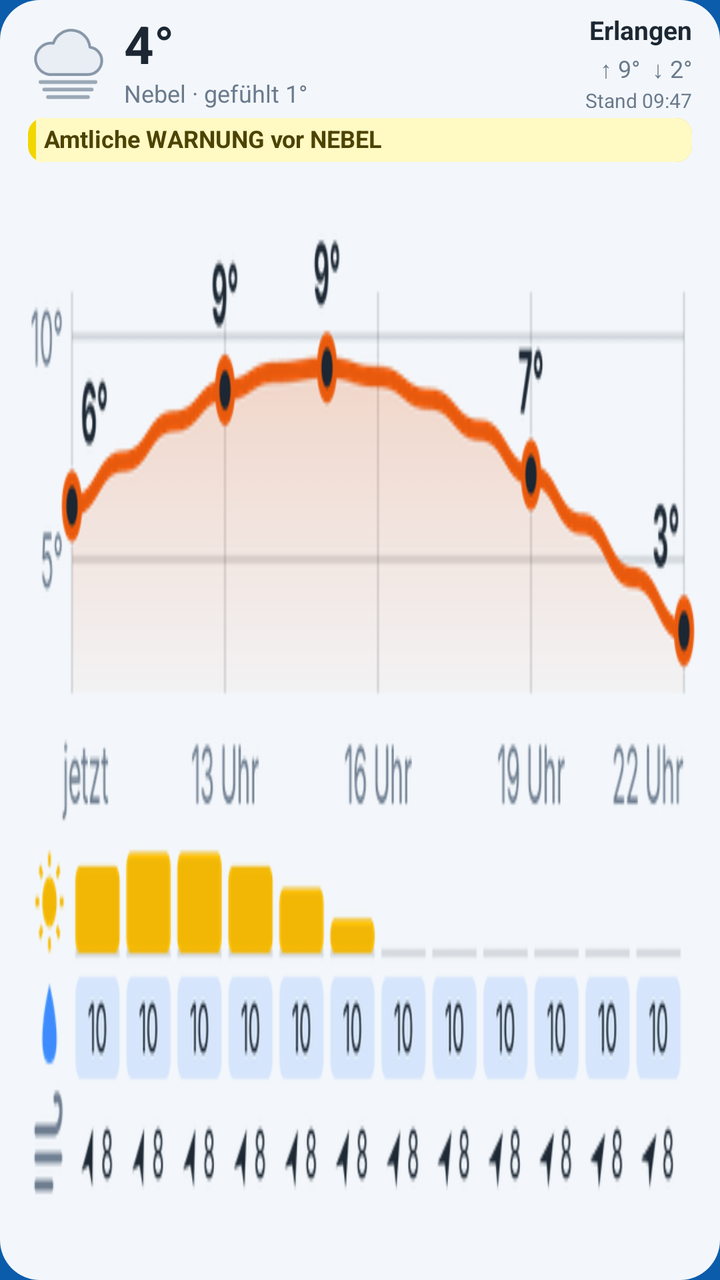
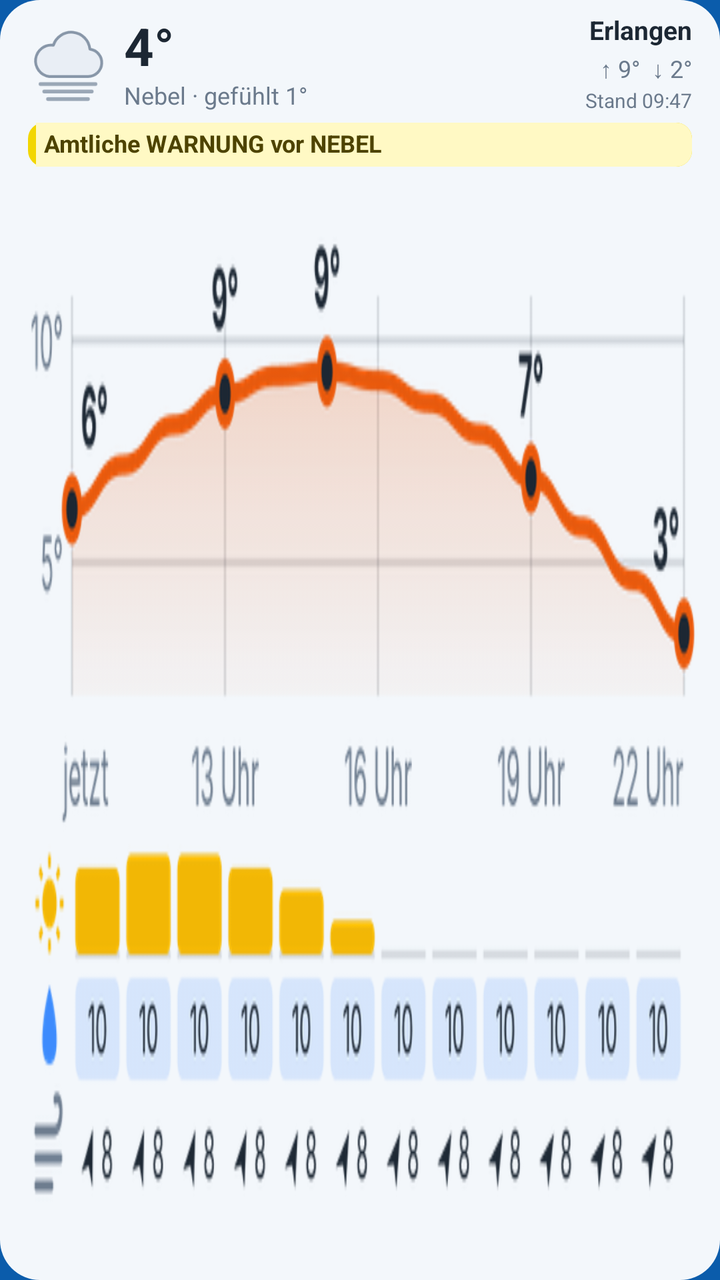

Screens rendered from an Android XML layout before and after an edit, with the pre-edit source and the edit as a unified diff.
<!-- AndroidManifest.xml: application theme AppTheme -->
<!-- res/layout/widget_combo.xml -->
<?xml version="1.0" encoding="utf-8"?>
<LinearLayout xmlns:android="http://schemas.android.com/apk/res/android"
    android:id="@+id/root" android:layout_width="match_parent" android:layout_height="match_parent"
    android:orientation="vertical" android:paddingTop="8dp" android:paddingBottom="6dp" android:background="@drawable/widget_bg">
    <LinearLayout android:layout_width="match_parent" android:layout_height="46dp"
        android:orientation="horizontal" android:gravity="center_vertical" android:paddingStart="14dp" android:paddingEnd="14dp">
        <ImageView android:id="@+id/icon" android:layout_width="40dp" android:layout_height="40dp"
            android:src="@drawable/wx_fog" android:contentDescription="Wetter" />
        <LinearLayout android:layout_width="0dp" android:layout_height="wrap_content" android:layout_weight="1"
            android:orientation="vertical" android:layout_marginStart="8dp">
            <TextView android:id="@+id/temp" android:layout_width="wrap_content" android:layout_height="wrap_content"
                android:text="4°" android:textSize="26sp" android:textColor="@color/w_text" android:textStyle="bold" android:includeFontPadding="false" />
            <TextView android:id="@+id/desc" android:layout_width="wrap_content" android:layout_height="wrap_content"
                android:text="Nebel · gefühlt 1°" android:textSize="12sp" android:textColor="@color/w_muted" android:includeFontPadding="false"
                android:singleLine="true" android:ellipsize="end" android:layout_marginTop="2dp" />
        </LinearLayout>
        <LinearLayout android:layout_width="wrap_content" android:layout_height="wrap_content"
            android:orientation="vertical" android:gravity="end" android:layout_marginStart="8dp">
            <TextView android:id="@+id/place" android:layout_width="wrap_content" android:layout_height="wrap_content"
                android:text="Erlangen" android:textSize="13sp" android:textColor="@color/w_text" android:textStyle="bold" android:includeFontPadding="false"
                android:singleLine="true" android:ellipsize="end" android:maxWidth="150dp" />
            <TextView android:id="@+id/hilo" android:layout_width="wrap_content" android:layout_height="wrap_content"
                android:text="↑ 9°  ↓ 2°" android:textSize="12sp" android:textColor="@color/w_muted" android:includeFontPadding="false" android:layout_marginTop="3dp" />
            <TextView android:id="@+id/updated" android:layout_width="wrap_content" android:layout_height="wrap_content"
                android:text="Stand 09:47" android:textSize="10sp" android:textColor="@color/w_muted" android:includeFontPadding="false" android:layout_marginTop="2dp" />
        </LinearLayout>
    </LinearLayout>
    <TextView android:id="@+id/warn" android:layout_width="match_parent" android:layout_height="22dp"
        android:layout_marginTop="5dp" android:layout_marginStart="14dp" android:layout_marginEnd="14dp"
        android:paddingStart="8dp" android:paddingEnd="8dp" android:gravity="center_vertical"
        android:background="@drawable/warn_minor" android:textColor="#4D4300" android:textSize="12sp" android:textStyle="bold"
        android:singleLine="true" android:ellipsize="end" android:includeFontPadding="false" android:text="Amtliche WARNUNG vor NEBEL" />
    <ImageView android:id="@+id/chart" android:layout_width="match_parent" android:layout_height="0dp" android:layout_weight="1"
        android:layout_marginTop="2dp" android:scaleType="fitXY" android:src="@drawable/widget_combo_chart_preview"
        android:contentDescription="Temperaturverlauf mit Sonne, Regen und Wind" />
</LinearLayout>
<!-- resources referenced by this layout -->
<resources>
  <color name="w_muted">#6B7A8C</color>
  <color name="w_text">#1C2733</color>
  <!-- drawable warn_minor (drawable) -->
  <?xml version="1.0" encoding="utf-8"?>
  <layer-list xmlns:android="http://schemas.android.com/apk/res/android">
      <item><shape android:shape="rectangle"><solid android:color="#F2D600" /><corners android:radius="8dp" /></shape></item>
      <item android:left="4dp"><shape android:shape="rectangle"><solid android:color="#FFF9C4" /><corners android:topRightRadius="8dp" android:bottomRightRadius="8dp" /></shape></item>
  </layer-list>
  <!-- drawable widget_bg (drawable) -->
  <?xml version="1.0" encoding="utf-8"?>
  <shape xmlns:android="http://schemas.android.com/apk/res/android" android:shape="rectangle">
      <solid android:color="@color/w_bg" />
      <corners android:radius="20dp" />
  </shape>
  <!-- drawable widget_combo_chart_preview: png bitmap (drawable-night-nodpi, 51310 bytes) -->
  <!-- drawable wx_fog: png bitmap (drawable-nodpi, 4283 bytes) -->
  <style name="AppTheme" parent="android:Theme.Material.Light.NoActionBar">
          <item name="android:statusBarColor">@color/theme</item>
          <item name="android:navigationBarColor">@color/theme</item>
          <item name="android:windowBackground">@color/theme</item>
      </style>
  <color name="w_bg">#F2FFFFFF</color>
  <color name="theme">#0b5cab</color>
</resources>

<!-- the commit's change to res/layout/widget_combo.xml (unified diff, before → after) -->
@@ -2,7 +2,7 @@
 <LinearLayout xmlns:android="http://schemas.android.com/apk/res/android"
     android:id="@+id/root" android:layout_width="match_parent" android:layout_height="match_parent"
     android:orientation="vertical" android:paddingTop="8dp" android:paddingBottom="6dp" android:background="@drawable/widget_bg">
-    <LinearLayout android:layout_width="match_parent" android:layout_height="46dp"
+    <LinearLayout android:layout_width="match_parent" android:layout_height="wrap_content" android:minHeight="46dp"
         android:orientation="horizontal" android:gravity="center_vertical" android:paddingStart="14dp" android:paddingEnd="14dp">
         <ImageView android:id="@+id/icon" android:layout_width="40dp" android:layout_height="40dp"
             android:src="@drawable/wx_fog" android:contentDescription="Wetter" />
@@ -25,7 +25,8 @@
                 android:text="Stand 09:47" android:textSize="10sp" android:textColor="@color/w_muted" android:includeFontPadding="false" android:layout_marginTop="2dp" />
         </LinearLayout>
     </LinearLayout>
-    <TextView android:id="@+id/warn" android:layout_width="match_parent" android:layout_height="22dp"
+    <TextView android:id="@+id/warn" android:layout_width="match_parent" android:layout_height="wrap_content" android:minHeight="22dp"
+        android:paddingTop="3dp" android:paddingBottom="3dp"
         android:layout_marginTop="5dp" android:layout_marginStart="14dp" android:layout_marginEnd="14dp"
         android:paddingStart="8dp" android:paddingEnd="8dp" android:gravity="center_vertical"
         android:background="@drawable/warn_minor" android:textColor="#4D4300" android:textSize="12sp" android:textStyle="bold"
